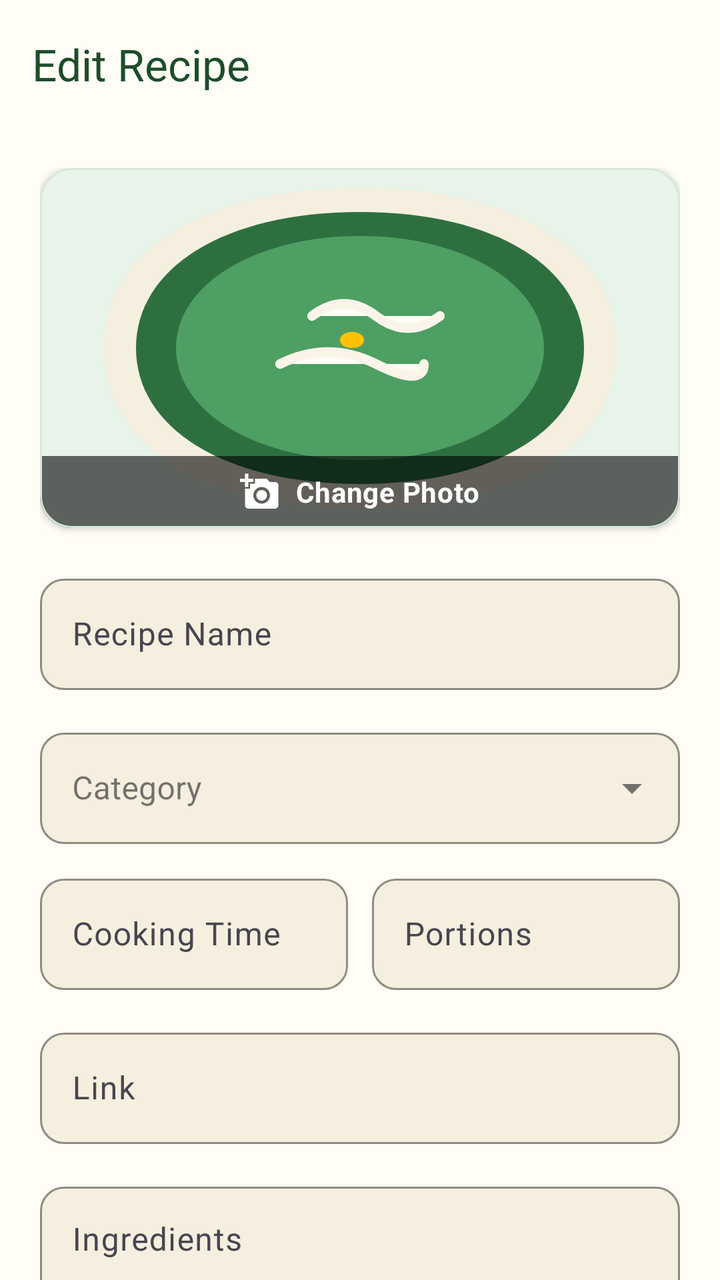
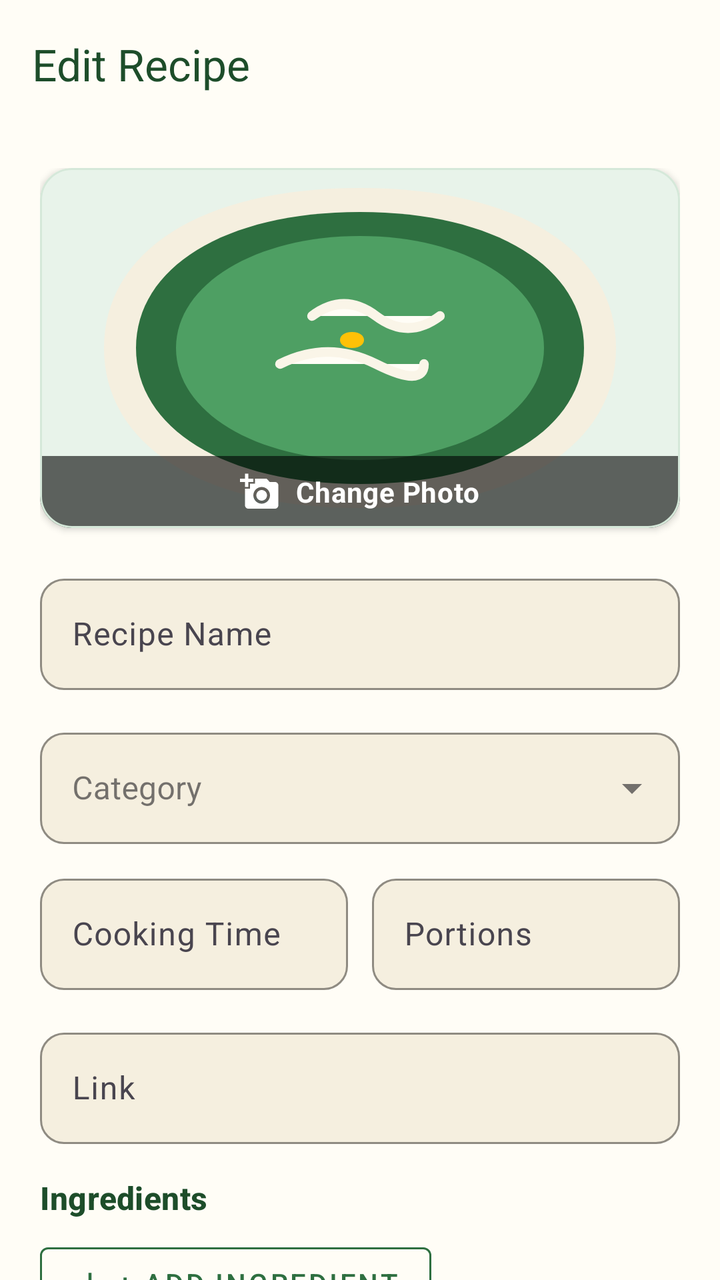

An Android layout rendered at two revisions. The XML below is the earlier revision; the diff shows what the commit changed to produce the second picture.
<!-- AndroidManifest.xml: application theme Theme.RemsyMes -->
<!-- res/layout/fragment_edit_recipe.xml -->
<?xml version="1.0" encoding="utf-8"?>
<androidx.coordinatorlayout.widget.CoordinatorLayout xmlns:android="http://schemas.android.com/apk/res/android"
    xmlns:app="http://schemas.android.com/apk/res-auto"
    xmlns:tools="http://schemas.android.com/tools"
    android:layout_width="match_parent"
    android:layout_height="match_parent"
    android:background="@color/creme_background"
    tools:context=".EditRecipeFragment">

    <com.google.android.material.appbar.AppBarLayout
        android:id="@+id/appbar"
        android:layout_width="match_parent"
        android:layout_height="wrap_content"
        android:background="@color/creme_background"
        app:elevation="0dp">

        <com.google.android.material.appbar.MaterialToolbar
            android:id="@+id/toolbar"
            android:layout_width="match_parent"
            android:layout_height="?attr/actionBarSize"
            android:background="@color/creme_background"
            app:title="@string/edit_recipe_title"
            app:titleTextColor="@color/green_primary_dark" />

    </com.google.android.material.appbar.AppBarLayout>

    <androidx.core.widget.NestedScrollView
        android:layout_width="match_parent"
        android:layout_height="match_parent"
        app:layout_behavior="@string/appbar_scrolling_view_behavior">

        <LinearLayout
            android:layout_width="match_parent"
            android:layout_height="wrap_content"
            android:orientation="vertical"
            android:padding="20dp">

            
            <com.google.android.material.card.MaterialCardView
                android:id="@+id/card_photo_picker"
                android:layout_width="match_parent"
                android:layout_height="180dp"
                android:layout_marginBottom="20dp"
                android:clickable="true"
                android:focusable="true"
                app:cardBackgroundColor="@color/creme_card"
                app:cardCornerRadius="16dp"
                app:cardElevation="2dp"
                app:strokeColor="@color/green_tint"
                app:strokeWidth="1dp">

                <androidx.constraintlayout.widget.ConstraintLayout
                    android:layout_width="match_parent"
                    android:layout_height="match_parent">

                    <ImageView
                        android:id="@+id/iv_recipe_picture_preview"
                        android:layout_width="match_parent"
                        android:layout_height="match_parent"
                        android:contentDescription="@string/cd_recipe_photo"
                        android:scaleType="centerCrop"
                        android:src="@drawable/recipe_sample_image" />

                    
                    <LinearLayout
                        android:id="@+id/layout_change_picture_badge"
                        android:layout_width="match_parent"
                        android:layout_height="wrap_content"
                        android:background="#99000000"
                        android:gravity="center"
                        android:orientation="horizontal"
                        android:paddingTop="8dp"
                        android:paddingBottom="8dp"
                        app:layout_constraintBottom_toBottomOf="parent">

                        <ImageView
                            android:layout_width="20dp"
                            android:layout_height="20dp"
                            android:contentDescription="@string/add_photo"
                            android:src="@drawable/ic_add_a_photo"
                            app:tint="@color/white" />

                        <TextView
                            android:id="@+id/tv_add_picture_prompt"
                            android:layout_width="wrap_content"
                            android:layout_height="wrap_content"
                            android:layout_marginStart="8dp"
                            android:text="@string/change_photo"
                            android:textAppearance="?attr/textAppearanceBodyMedium"
                            android:textColor="@color/white"
                            android:textStyle="bold" />

                    </LinearLayout>

                </androidx.constraintlayout.widget.ConstraintLayout>

            </com.google.android.material.card.MaterialCardView>

            
            <com.google.android.material.textfield.TextInputLayout
                android:layout_width="match_parent"
                android:layout_height="wrap_content"
                android:layout_marginBottom="16dp"
                android:hint="@string/label_recipe_name"
                app:boxBackgroundColor="@color/creme_card"
                app:boxCornerRadiusBottomEnd="12dp"
                app:boxCornerRadiusBottomStart="12dp"
                app:boxCornerRadiusTopEnd="12dp"
                app:boxCornerRadiusTopStart="12dp"
                app:boxStrokeColor="@color/green_primary"
                app:hintTextColor="@color/green_primary">

                <com.google.android.material.textfield.TextInputEditText
                    android:id="@+id/et_recipe_name"
                    android:layout_width="match_parent"
                    android:layout_height="wrap_content"
                    android:inputType="textCapWords"
                    android:textColor="@color/text_dark" />
            </com.google.android.material.textfield.TextInputLayout>

            
            <com.google.android.material.textfield.TextInputLayout
                android:id="@+id/til_category"
                style="@style/Widget.MaterialComponents.TextInputLayout.OutlinedBox.ExposedDropdownMenu"
                android:layout_width="match_parent"
                android:layout_height="wrap_content"
                android:layout_marginBottom="12dp"
                android:hint="@string/label_category"
                app:boxBackgroundColor="@color/creme_card"
                app:boxCornerRadiusBottomEnd="12dp"
                app:boxCornerRadiusBottomStart="12dp"
                app:boxCornerRadiusTopEnd="12dp"
                app:boxCornerRadiusTopStart="12dp"
                app:boxStrokeColor="@color/green_primary"
                app:hintTextColor="@color/green_primary">

                <com.google.android.material.textfield.MaterialAutoCompleteTextView
                    android:id="@+id/actv_category"
                    android:layout_width="match_parent"
                    android:layout_height="wrap_content"
                    android:inputType="none"
                    android:textColor="@color/text_dark" />
            </com.google.android.material.textfield.TextInputLayout>

            
            <com.google.android.material.textfield.TextInputLayout
                android:id="@+id/til_new_category"
                android:layout_width="match_parent"
                android:layout_height="wrap_content"
                android:layout_marginBottom="16dp"
                android:hint="@string/label_new_category"
                android:visibility="gone"
                app:boxBackgroundColor="@color/creme_card"
                app:boxCornerRadiusBottomEnd="12dp"
                app:boxCornerRadiusBottomStart="12dp"
                app:boxCornerRadiusTopEnd="12dp"
                app:boxCornerRadiusTopStart="12dp"
                app:boxStrokeColor="@color/green_primary"
                app:hintTextColor="@color/green_primary">

                <com.google.android.material.textfield.TextInputEditText
                    android:id="@+id/et_new_category"
                    android:layout_width="match_parent"
                    android:layout_height="wrap_content"
                    android:inputType="textCapWords"
                    android:textColor="@color/text_dark" />
            </com.google.android.material.textfield.TextInputLayout>

            
            <LinearLayout
                android:layout_width="match_parent"
                android:layout_height="wrap_content"
                android:layout_marginBottom="16dp"
                android:baselineAligned="false"
                android:orientation="horizontal">

                <com.google.android.material.textfield.TextInputLayout
                    android:layout_width="0dp"
                    android:layout_height="wrap_content"
                    android:layout_marginEnd="6dp"
                    android:layout_weight="1"
                    android:hint="@string/label_prep_time"
                    app:boxBackgroundColor="@color/creme_card"
                    app:boxCornerRadiusBottomEnd="12dp"
                    app:boxCornerRadiusBottomStart="12dp"
                    app:boxCornerRadiusTopEnd="12dp"
                    app:boxCornerRadiusTopStart="12dp"
                    app:boxStrokeColor="@color/green_primary"
                    app:hintTextColor="@color/green_primary">

                    <com.google.android.material.textfield.TextInputEditText
                        android:id="@+id/et_prep_time"
                        android:layout_width="match_parent"
                        android:layout_height="wrap_content"
                        android:inputType="text"
                        android:textColor="@color/text_dark" />
                </com.google.android.material.textfield.TextInputLayout>

                <com.google.android.material.textfield.TextInputLayout
                    android:layout_width="0dp"
                    android:layout_height="wrap_content"
                    android:layout_marginStart="6dp"
                    android:layout_weight="1"
                    android:hint="@string/label_portions"
                    app:boxBackgroundColor="@color/creme_card"
                    app:boxCornerRadiusBottomEnd="12dp"
                    app:boxCornerRadiusBottomStart="12dp"
                    app:boxCornerRadiusTopEnd="12dp"
                    app:boxCornerRadiusTopStart="12dp"
                    app:boxStrokeColor="@color/green_primary"
                    app:hintTextColor="@color/green_primary">

                    <com.google.android.material.textfield.TextInputEditText
                        android:id="@+id/et_portions"
                        android:layout_width="match_parent"
                        android:layout_height="wrap_content"
                        android:inputType="text"
                        android:textColor="@color/text_dark" />
                </com.google.android.material.textfield.TextInputLayout>

            </LinearLayout>

            
            <com.google.android.material.textfield.TextInputLayout
                android:layout_width="match_parent"
                android:layout_height="wrap_content"
                android:layout_marginBottom="16dp"
                android:hint="@string/label_source_link"
                app:boxBackgroundColor="@color/creme_card"
                app:boxCornerRadiusBottomEnd="12dp"
                app:boxCornerRadiusBottomStart="12dp"
                app:boxCornerRadiusTopEnd="12dp"
                app:boxCornerRadiusTopStart="12dp"
                app:boxStrokeColor="@color/green_primary"
                app:hintTextColor="@color/green_primary">

                <com.google.android.material.textfield.TextInputEditText
                    android:id="@+id/et_source_link"
                    android:layout_width="match_parent"
                    android:layout_height="wrap_content"
                    android:inputType="textUri"
                    android:textColor="@color/text_dark" />
            </com.google.android.material.textfield.TextInputLayout>

            
            <com.google.android.material.textfield.TextInputLayout
                android:layout_width="match_parent"
                android:layout_height="wrap_content"
                android:layout_marginBottom="16dp"
                android:hint="@string/label_ingredients"
                app:boxBackgroundColor="@color/creme_card"
                app:boxCornerRadiusBottomEnd="12dp"
                app:boxCornerRadiusBottomStart="12dp"
                app:boxCornerRadiusTopEnd="12dp"
                app:boxCornerRadiusTopStart="12dp"
                app:boxStrokeColor="@color/green_primary"
                app:hintTextColor="@color/green_primary">

                <com.google.android.material.textfield.TextInputEditText
                    android:id="@+id/et_ingredients"
                    android:layout_width="match_parent"
                    android:layout_height="wrap_content"
                    android:gravity="top"
                    android:inputType="textMultiLine"
                    android:lines="4"
                    android:textColor="@color/text_dark" />
            </com.google.android.material.textfield.TextInputLayout>

            
            <com.google.android.material.textfield.TextInputLayout
                android:layout_width="match_parent"
                android:layout_height="wrap_content"
                android:layout_marginBottom="16dp"
                android:hint="@string/label_instructions"
                app:boxBackgroundColor="@color/creme_card"
                app:boxCornerRadiusBottomEnd="12dp"
                app:boxCornerRadiusBottomStart="12dp"
                app:boxCornerRadiusTopEnd="12dp"
                app:boxCornerRadiusTopStart="12dp"
                app:boxStrokeColor="@color/green_primary"
                app:hintTextColor="@color/green_primary">

                <com.google.android.material.textfield.TextInputEditText
                    android:id="@+id/et_instructions"
                    android:layout_width="match_parent"
                    android:layout_height="wrap_content"
                    android:gravity="top"
                    android:inputType="textMultiLine"
                    android:lines="5"
                    android:textColor="@color/text_dark" />
            </com.google.android.material.textfield.TextInputLayout>

            
            <com.google.android.material.textfield.TextInputLayout
                android:layout_width="match_parent"
                android:layout_height="wrap_content"
                android:layout_marginBottom="24dp"
                android:hint="@string/label_scraped_text"
                app:boxBackgroundColor="@color/creme_card"
                app:boxCornerRadiusBottomEnd="12dp"
                app:boxCornerRadiusBottomStart="12dp"
                app:boxCornerRadiusTopEnd="12dp"
                app:boxCornerRadiusTopStart="12dp"
                app:boxStrokeColor="@color/green_primary"
                app:hintTextColor="@color/green_primary">

                <com.google.android.material.textfield.TextInputEditText
                    android:id="@+id/et_scraped_text"
                    android:layout_width="match_parent"
                    android:layout_height="wrap_content"
                    android:gravity="top"
                    android:inputType="textMultiLine"
                    android:lines="4"
                    android:textColor="@color/text_dark" />
            </com.google.android.material.textfield.TextInputLayout>

            
            <com.google.android.material.button.MaterialButton
                android:id="@+id/btn_save_recipe"
                android:layout_width="match_parent"
                android:layout_height="56dp"
                android:text="@string/btn_update_recipe"
                android:textSize="16sp"
                app:backgroundTint="@color/green_primary"
                app:cornerRadius="14dp" />

        </LinearLayout>

    </androidx.core.widget.NestedScrollView>

</androidx.coordinatorlayout.widget.CoordinatorLayout>
<!-- resources referenced by this layout -->
<resources>
  <color name="creme_background">#FFFDF6</color>
  <color name="creme_card">#F5EFDF</color>
  <color name="green_primary">#2E6F40</color>
  <color name="green_primary_dark">#1D4D2A</color>
  <color name="green_tint">#D5E8D9</color>
  <color name="text_dark">#242B26</color>
  <color name="white">#FFFFFFFF</color>
  <!-- drawable ic_add_a_photo (drawable) -->
  <vector xmlns:android="http://schemas.android.com/apk/res/android"
      android:width="24dp"
      android:height="24dp"
      android:viewportWidth="24"
      android:viewportHeight="24">
    <path
        android:fillColor="#FFFFFFFF"
        android:pathData="M3,4V1h2v3h3v2H5v3H3V6H0V4h3zm3,6V7h3V4h7l1.83,2H21c1.1,0 2,0.9 2,2v12c0,1.1 -0.9,2 -2,2H5c-1.1,0 -2,-0.9 -2,-2V10h3zm7,9c2.76,0 5,-2.24 5,-5s-2.24,-5 -5,-5 -5,2.24 -5,5 2.24,5 5,5zm0,-1.8c-1.77,0 -3.2,-1.43 -3.2,-3.2s1.43,-3.2 3.2,-3.2 3.2,1.43 3.2,3.2 -1.43,3.2 -3.2,3.2z"/>
  </vector>
  <string name="add_photo">Tap to Add Photo</string>
  <string name="btn_update_recipe">Update Recipe</string>
  <string name="cd_recipe_photo">Recipe Photo Preview</string>
  <string name="change_photo">Change Photo</string>
  <string name="edit_recipe_title">Edit Recipe</string>
  <string name="label_category">Category</string>
  <string name="label_ingredients">Ingredients</string>
  <string name="label_instructions">Instructions</string>
  <string name="label_new_category">New Category Name</string>
  <string name="label_portions">Portions</string>
  <string name="label_prep_time">Cooking Time</string>
  <string name="label_recipe_name">Recipe Name</string>
  <string name="label_scraped_text">Text</string>
  <string name="label_source_link">Link</string>
  <style name="Theme.RemsyMes" parent="Base.Theme.RemsyMes" />
  <style name="Base.Theme.RemsyMes" parent="Theme.Material3.DayNight.NoActionBar">
          <item name="colorPrimary">@color/green_primary</item>
          <item name="colorOnPrimary">@color/white</item>
          <item name="colorPrimaryContainer">@color/green_light</item>
          <item name="colorOnPrimaryContainer">@color/green_primary_dark</item>
          <item name="android:windowBackground">@color/creme_background</item>
      </style>
  <color name="green_light">#E8F3EA</color>
  <!-- unchanged entries left out for length: 1 -->
</resources>

<!-- the commit's change to res/layout/fragment_edit_recipe.xml (unified diff, before → after) -->
@@ -243,52 +243,66 @@
             </com.google.android.material.textfield.TextInputLayout>
 
             
-            <com.google.android.material.textfield.TextInputLayout
-                android:layout_width="match_parent"
-                android:layout_height="wrap_content"
-                android:layout_marginBottom="16dp"
-                android:hint="@string/label_ingredients"
-                app:boxBackgroundColor="@color/creme_card"
-                app:boxCornerRadiusBottomEnd="12dp"
-                app:boxCornerRadiusBottomStart="12dp"
-                app:boxCornerRadiusTopEnd="12dp"
-                app:boxCornerRadiusTopStart="12dp"
-                app:boxStrokeColor="@color/green_primary"
-                app:hintTextColor="@color/green_primary">
-
-                <com.google.android.material.textfield.TextInputEditText
-                    android:id="@+id/et_ingredients"
-                    android:layout_width="match_parent"
-                    android:layout_height="wrap_content"
-                    android:gravity="top"
-                    android:inputType="textMultiLine"
-                    android:lines="4"
-                    android:textColor="@color/text_dark" />
-            </com.google.android.material.textfield.TextInputLayout>
-
-            
-            <com.google.android.material.textfield.TextInputLayout
-                android:layout_width="match_parent"
-                android:layout_height="wrap_content"
-                android:layout_marginBottom="16dp"
-                android:hint="@string/label_instructions"
-                app:boxBackgroundColor="@color/creme_card"
-                app:boxCornerRadiusBottomEnd="12dp"
-                app:boxCornerRadiusBottomStart="12dp"
-                app:boxCornerRadiusTopEnd="12dp"
-                app:boxCornerRadiusTopStart="12dp"
-                app:boxStrokeColor="@color/green_primary"
-                app:hintTextColor="@color/green_primary">
-
-                <com.google.android.material.textfield.TextInputEditText
-                    android:id="@+id/et_instructions"
-                    android:layout_width="match_parent"
-                    android:layout_height="wrap_content"
-                    android:gravity="top"
-                    android:inputType="textMultiLine"
-                    android:lines="5"
-                    android:textColor="@color/text_dark" />
-            </com.google.android.material.textfield.TextInputLayout>
+            <TextView
+                android:id="@+id/tv_label_ingredients"
+                android:layout_width="match_parent"
+                android:layout_height="wrap_content"
+                android:layout_marginBottom="8dp"
+                android:text="@string/label_ingredients"
+                android:textAppearance="?attr/textAppearanceTitleMedium"
+                android:textColor="@color/green_primary_dark"
+                android:textStyle="bold" />
+
+            
+            <LinearLayout
+                android:id="@+id/layout_ingredients_container"
+                android:layout_width="match_parent"
+                android:layout_height="wrap_content"
+                android:orientation="vertical" />
+
+            
+            <com.google.android.material.button.MaterialButton
+                android:id="@+id/btn_add_ingredient_field"
+                style="@style/Widget.MaterialComponents.Button.OutlinedButton"
+                android:layout_width="wrap_content"
+                android:layout_height="wrap_content"
+                android:layout_marginBottom="16dp"
+                android:text="@string/btn_add_ingredient"
+                android:textColor="@color/green_primary"
+                app:icon="@drawable/ic_add"
+                app:iconTint="@color/green_primary"
+                app:strokeColor="@color/green_primary" />
+
+            
+            <TextView
+                android:id="@+id/tv_label_instructions"
+                android:layout_width="match_parent"
+                android:layout_height="wrap_content"
+                android:layout_marginBottom="8dp"
+                android:text="@string/label_instructions"
+                android:textAppearance="?attr/textAppearanceTitleMedium"
+                android:textColor="@color/green_primary_dark"
+                android:textStyle="bold" />
+
+            
+            <LinearLayout
+                android:id="@+id/layout_instructions_container"
+                android:layout_width="match_parent"
+                android:layout_height="wrap_content"
+                android:orientation="vertical" />
+
+            
+            <com.google.android.material.button.MaterialButton
+                android:id="@+id/btn_add_step_field"
+                style="@style/Widget.MaterialComponents.Button.OutlinedButton"
+                android:layout_width="wrap_content"
+                android:layout_height="wrap_content"
+                android:layout_marginBottom="16dp"
+                android:text="@string/btn_add_step"
+                android:textColor="@color/green_primary"
+                app:icon="@drawable/ic_add"
+                app:iconTint="@color/green_primary"
+                app:strokeColor="@color/green_primary" />
 
             
             <com.google.android.material.textfield.TextInputLayout
<!-- resource entries referenced after the edit -->
@@ -7,6 +7,16 @@
   <color name="green_tint">#D5E8D9</color>
   <color name="text_dark">#242B26</color>
   <color name="white">#FFFFFFFF</color>
+  <!-- drawable ic_add (drawable) -->
+  <vector xmlns:android="http://schemas.android.com/apk/res/android"
+      android:width="24dp"
+      android:height="24dp"
+      android:viewportWidth="24"
+      android:viewportHeight="24">
+    <path
+        android:fillColor="#FFFFFFFF"
+        android:pathData="M19,13h-6v6h-2v-6H5v-2h6V5h2v6h6v2z"/>
+  </vector>
   <!-- drawable ic_add_a_photo (drawable) -->
   <vector xmlns:android="http://schemas.android.com/apk/res/android"
       android:width="24dp"
@@ -18,6 +28,8 @@
         android:pathData="M3,4V1h2v3h3v2H5v3H3V6H0V4h3zm3,6V7h3V4h7l1.83,2H21c1.1,0 2,0.9 2,2v12c0,1.1 -0.9,2 -2,2H5c-1.1,0 -2,-0.9 -2,-2V10h3zm7,9c2.76,0 5,-2.24 5,-5s-2.24,-5 -5,-5 -5,2.24 -5,5 2.24,5 5,5zm0,-1.8c-1.77,0 -3.2,-1.43 -3.2,-3.2s1.43,-3.2 3.2,-3.2 3.2,1.43 3.2,3.2 -1.43,3.2 -3.2,3.2z"/>
   </vector>
   <string name="add_photo">Tap to Add Photo</string>
+  <string name="btn_add_ingredient">+ Add Ingredient</string>
+  <string name="btn_add_step">+ Add Step</string>
   <string name="btn_update_recipe">Update Recipe</string>
   <string name="cd_recipe_photo">Recipe Photo Preview</string>
   <string name="change_photo">Change Photo</string>
